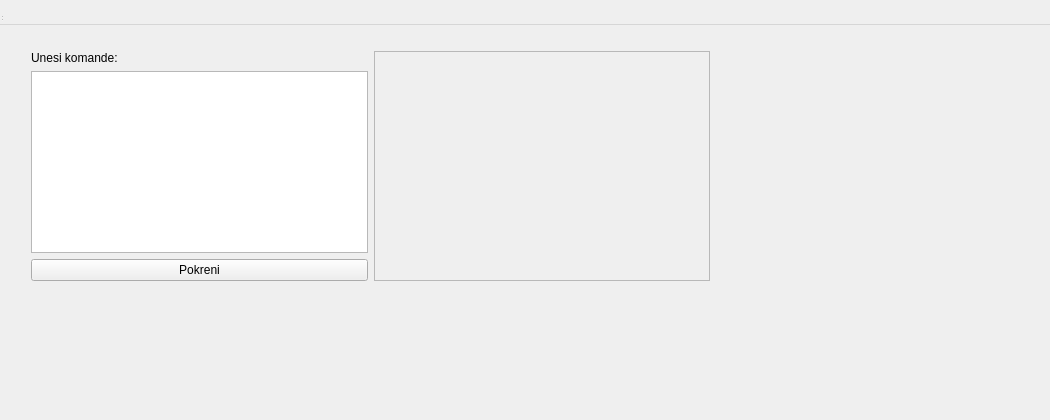
trznjak/rs15-15, file linijskekomande.ui: the form before one commit.
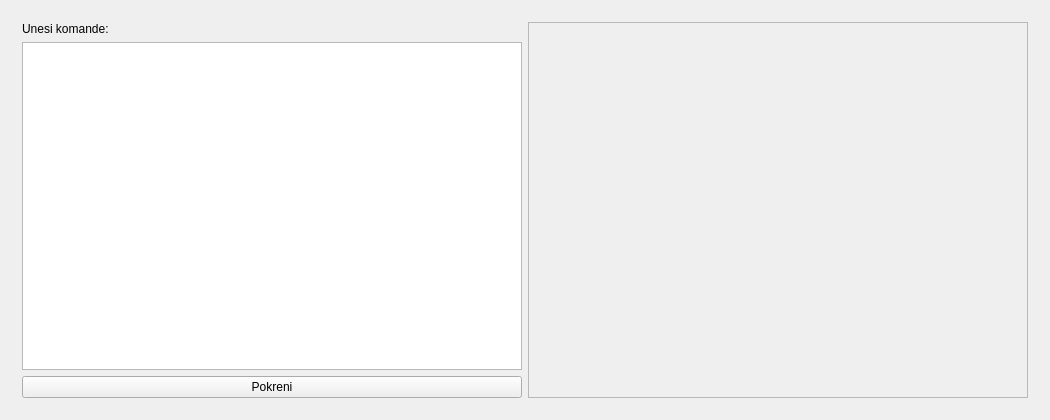
The form after the commit.

Commit message: dodate ikonice i popravljeni layout-ovi

Diff of the .ui file:
```diff
--- a/linijskekomande.ui
+++ b/linijskekomande.ui
@@ -13,24 +13,11 @@
   <property name="windowTitle">
    <string>LinijskeKomande</string>
   </property>
+  <layout class="QVBoxLayout" name="verticalLayout_3">
+   <item>
   <widget class="QWidget" name="centralWidget" native="true">
-   <property name="geometry">
-    <rect>
-     <x>0</x>
-     <y>0</y>
-     <width>741</width>
-     <height>332</height>
-    </rect>
-   </property>
-   <widget class="QWidget" name="layoutWidget">
-    <property name="geometry">
-     <rect>
-      <x>20</x>
-      <y>40</y>
-      <width>701</width>
-      <height>252</height>
-     </rect>
-    </property>
+     <layout class="QVBoxLayout" name="verticalLayout_2">
+      <item>
     <layout class="QHBoxLayout" name="horizontalLayout">
      <item>
       <layout class="QVBoxLayout" name="verticalLayout">
@@ -47,8 +34,8 @@
           <string>&lt;!DOCTYPE HTML PUBLIC &quot;-//W3C//DTD HTML 4.0//EN&quot; &quot;http://www.w3.org/TR/REC-html40/strict.dtd&quot;&gt;
 &lt;html&gt;&lt;head&gt;&lt;meta name=&quot;qrichtext&quot; content=&quot;1&quot; /&gt;&lt;style type=&quot;text/css&quot;&gt;
 p, li { white-space: pre-wrap; }
-&lt;/style&gt;&lt;/head&gt;&lt;body style=&quot; font-family:'MS Shell Dlg 2'; font-size:8.25pt; font-weight:400; font-style:normal;&quot;&gt;
-&lt;p style=&quot;-qt-paragraph-type:empty; margin-top:0px; margin-bottom:0px; margin-left:0px; margin-right:0px; -qt-block-indent:0; text-indent:0px; font-family:'Ubuntu'; font-size:11pt;&quot;&gt;&lt;br /&gt;&lt;/p&gt;&lt;/body&gt;&lt;/html&gt;</string>
+&lt;/style&gt;&lt;/head&gt;&lt;body style=&quot; font-family:'Ubuntu'; font-size:11pt; font-weight:400; font-style:normal;&quot;&gt;
+&lt;p style=&quot;-qt-paragraph-type:empty; margin-top:0px; margin-bottom:0px; margin-left:0px; margin-right:0px; -qt-block-indent:0; text-indent:0px;&quot;&gt;&lt;br /&gt;&lt;/p&gt;&lt;/body&gt;&lt;/html&gt;</string>
          </property>
         </widget>
        </item>
@@ -69,38 +56,11 @@
       </widget>
      </item>
     </layout>
-   </widget>
-  </widget>
-  <widget class="QMenuBar" name="menuBar">
-   <property name="geometry">
-    <rect>
-     <x>0</x>
-     <y>0</y>
-     <width>1050</width>
-     <height>25</height>
-    </rect>
-   </property>
-  </widget>
-  <widget class="QToolBar" name="mainToolBar">
-   <property name="geometry">
-    <rect>
-     <x>0</x>
-     <y>0</y>
-     <width>8</width>
-     <height>17</height>
-    </rect>
-   </property>
-  </widget>
-  <widget class="QStatusBar" name="statusBar">
-   <property name="geometry">
-    <rect>
-     <x>0</x>
-     <y>0</y>
-     <width>3</width>
-     <height>22</height>
-    </rect>
-   </property>
-  </widget>
+      </item>
+     </layout>
+    </widget>
+   </item>
+  </layout>
  </widget>
  <layoutdefault spacing="6" margin="11"/>
  <resources/>
```
Lines whose indentation alone changed are shown as unchanged. The commit also changes 17 other files.
